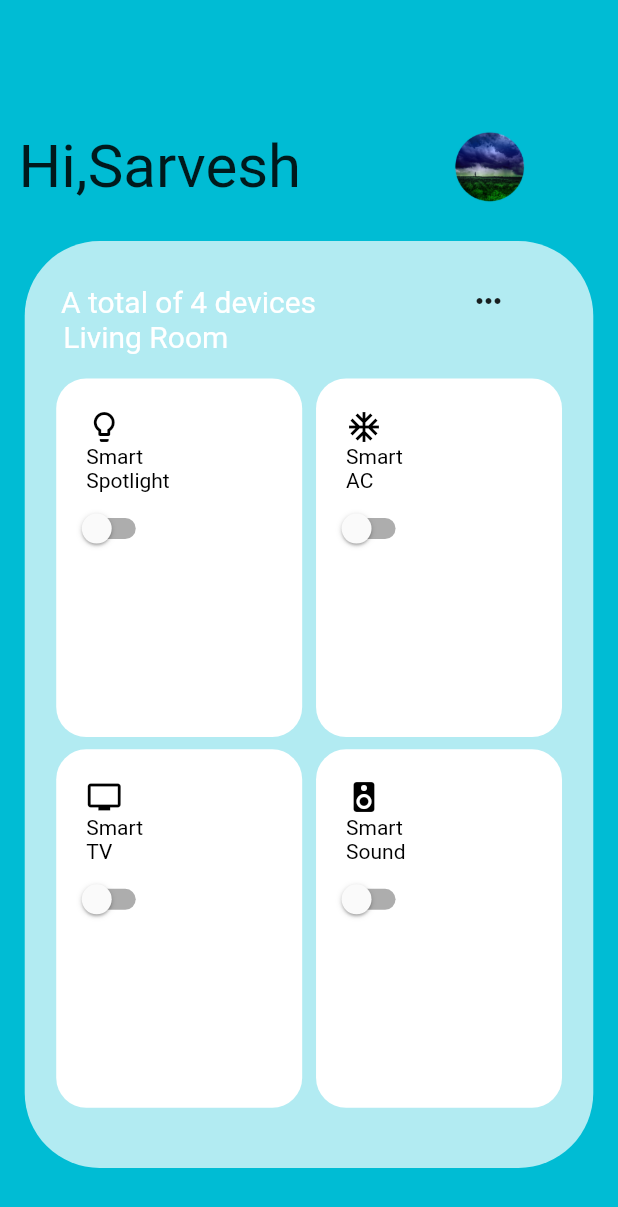
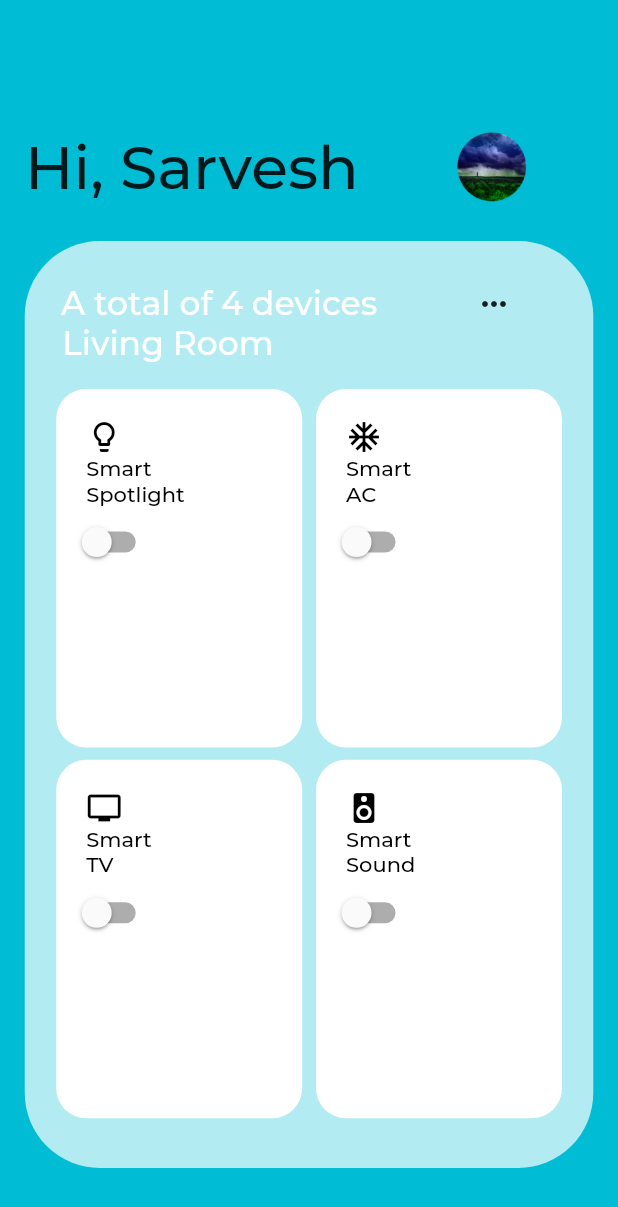
Before and after one commit to SarveshNayak/Smart-Home-App-Prototype, a Flutter app: the screen it shows after launch, on a phone screen of 412 x 824 dp. Shown: the top 1207 px of the screen. Run offline on Flutter 3.47's test engine with Material 2 defaults, Android fonts, the phone set to English and light mode, and no system bars; project files that could hold a hidden picture were left out.

Commit message:
Changed TextStyle

```diff
--- a/lib/main.dart
+++ b/lib/main.dart
@@ -47,14 +47,17 @@ class Task1 extends State<Task> {
               child: Column(
                 children: [
                   Row(children: [
-                    Container(width: MediaQuery.of(context).size.width * 0.03),
+                    Container(width: MediaQuery.of(context).size.width * 0.04),
                     Align(
                         alignment: Alignment(0, 0),
                         child: Text(
-                          "Hi,Sarvesh",
-                          style: TextStyle(fontSize: 40.00),
+                          "Hi, Sarvesh",
+                          style: TextStyle(
+                              fontFamily: 'Montserrat',
+                              fontWeight: FontWeight.w400,
+                              fontSize: 40.00),
                         )),
-                    Container(width: MediaQuery.of(context).size.width * 0.17),
+                    Container(width: MediaQuery.of(context).size.width * 0.08),
                     Container(
                       color: Colors.transparent,
                       width: MediaQuery.of(context).size.width * 0.27,
@@ -84,10 +87,13 @@ class Task1 extends State<Task> {
                               child: Text(
                                 "A total of 4 devices",
                                 style: TextStyle(
-                                    color: Colors.white, fontSize: 20.00),
+                                    color: Colors.white,
+                                    fontFamily: 'Montserrat',
+                                    fontWeight: FontWeight.w500,
+                                    fontSize: 22.00),
                               )),
                           Container(
-                              width: MediaQuery.of(context).size.width * 0.25),
+                              width: MediaQuery.of(context).size.width * 0.16),
                           Icon(Icons.more_horiz)
                         ]),
                         Align(
@@ -95,7 +101,10 @@ class Task1 extends State<Task> {
                             child: Text(
                               "Living Room",
                               style: TextStyle(
-                                  color: Colors.white, fontSize: 20.00),
+                                  color: Colors.white,
+                                  fontFamily: 'Montserrat',
+                                  fontWeight: FontWeight.w500,
+                                  fontSize: 22.00),
                             )),
                         Container(
                           height: MediaQuery.of(context).size.height * 0.02,
@@ -122,12 +131,20 @@ class Task1 extends State<Task> {
                                   Align(
                                     alignment: Alignment(-1, 0),
                                     child: Text("Smart",
-                                        style: TextStyle(color: _color1a)),
+                                        style: TextStyle(
+                                          color: _color1a,
+                                          fontFamily: 'Montserrat',
+                                          fontWeight: FontWeight.w500,
+                                        )),
                                   ),
                                   Align(
                                     alignment: Alignment(-1, 0),
                                     child: Text("Spotlight",
-                                        style: TextStyle(color: _color1a)),
+                                        style: TextStyle(
+                                          color: _color1a,
+                                          fontFamily: 'Montserrat',
+                                          fontWeight: FontWeight.w500,
+                                        )),
                                   ),
                                   Align(
                                     alignment: Alignment(-1.4, 0),
@@ -168,12 +185,20 @@ class Task1 extends State<Task> {
                                   Align(
                                     alignment: Alignment(-1, 0),
                                     child: Text("Smart",
-                                        style: TextStyle(color: _color2a)),
+                                        style: TextStyle(
+                                          color: _color2a,
+                                          fontFamily: 'Montserrat',
+                                          fontWeight: FontWeight.w500,
+                                        )),
                                   ),
                                   Align(
                                     alignment: Alignment(-1, 0),
                                     child: Text("AC",
-                                        style: TextStyle(color: _color2a)),
+                                        style: TextStyle(
+                                          color: _color2a,
+                                          fontFamily: 'Montserrat',
+                                          fontWeight: FontWeight.w500,
+                                        )),
                                   ),
                                   Align(
                                     alignment: Alignment(-1.4, 0),
@@ -218,12 +243,20 @@ class Task1 extends State<Task> {
                                   Align(
                                     alignment: Alignment(-1, 0),
                                     child: Text("Smart",
-                                        style: TextStyle(color: _color3a)),
+                                        style: TextStyle(
+                                          color: _color3a,
+                                          fontFamily: 'Montserrat',
+                                          fontWeight: FontWeight.w500,
+                                        )),
                                   ),
                                   Align(
                                     alignment: Alignment(-1, 0),
                                     child: Text("TV",
-                                        style: TextStyle(color: _color3a)),
+                                        style: TextStyle(
+                                          color: _color3a,
+                                          fontFamily: 'Montserrat',
+                                          fontWeight: FontWeight.w500,
+                                        )),
                                   ),
                                   Align(
                                     alignment: Alignment(-1.4, 0),
@@ -264,12 +297,20 @@ class Task1 extends State<Task> {
                                   Align(
                                     alignment: Alignment(-1, 0),
                                     child: Text("Smart",
-                                        style: TextStyle(color: _color4a)),
+                                        style: TextStyle(
+                                          color: _color4a,
+                                          fontFamily: 'Montserrat',
+                                          fontWeight: FontWeight.w500,
+                                        )),
                                   ),
                                   Align(
                                     alignment: Alignment(-1, 0),
                                     child: Text("Sound",
-                                        style: TextStyle(color: _color4a)),
+                                        style: TextStyle(
+                                          color: _color4a,
+                                          fontFamily: 'Montserrat',
+                                          fontWeight: FontWeight.w400,
+                                        )),
                                   ),
                                   Align(
                                     alignment: Alignment(-1.4, 0),
```
